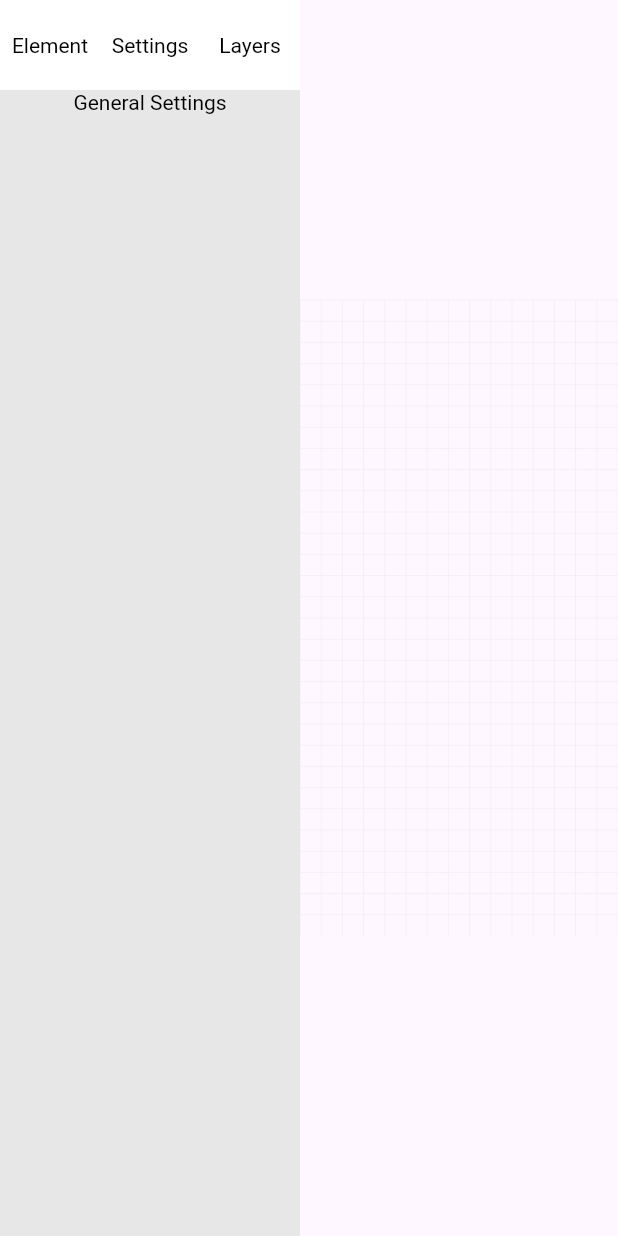
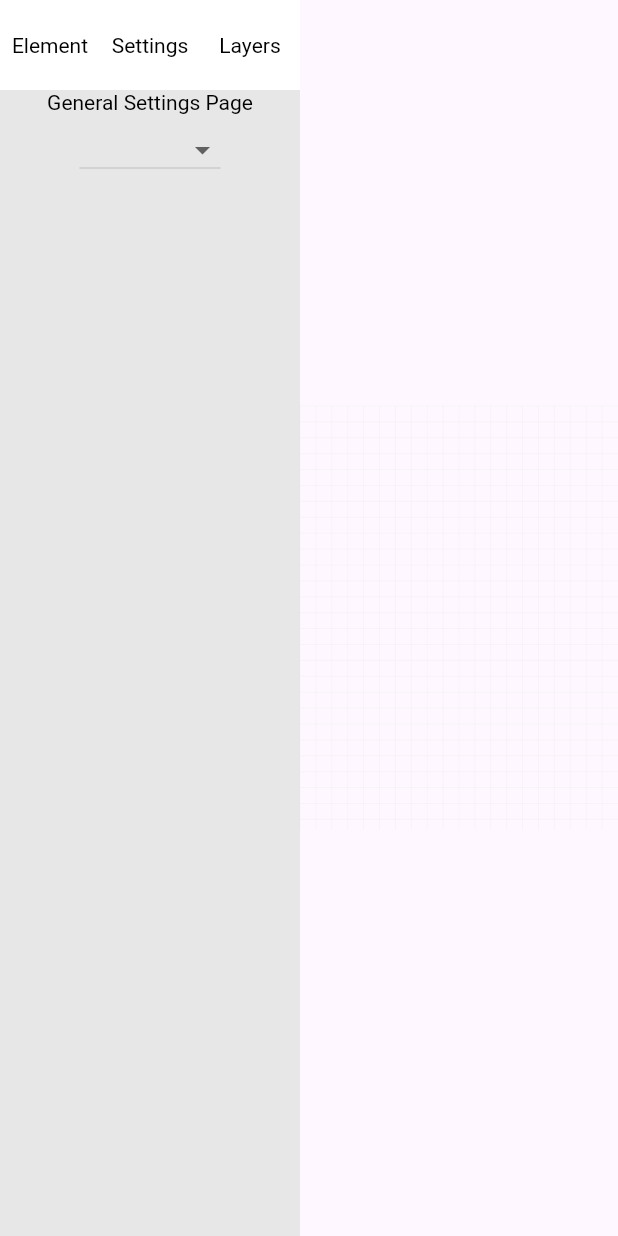
Before and after one commit to T0PC4T/rubric, a Flutter app: the screen it shows after launch, after a tap on "Settings", on a phone screen of 412 x 824 dp. Run offline on Flutter 3.47's test engine with Material 3 defaults, Android fonts, the phone set to English and light mode, and no system bars; our stand-ins replace freezed_annotation.

Commit message:
sidebar development

```diff
--- a/lib/src/models/editor.dart
+++ b/lib/src/models/editor.dart
@@ -8,17 +8,18 @@ part 'editor.g.dart';
 These models are dedicated to the editor state. This state does not affect the actual lesson being built but only the current users editing view.
  */
 enum GridSizes {
-  free(GridSizes.pageSize / 100),
-  small(GridSizes.pageSize / 20),
-  medium(GridSizes.pageSize / 15),
-  large(GridSizes.pageSize / 10),
-  extraLarge(GridSizes.pageSize / 5);
+  none("Free", GridSizes.pageSize / 100),
+  small("Small", GridSizes.pageSize / 50),
+  medium("Medium", GridSizes.pageSize / 20),
+  large("Large", GridSizes.pageSize / 15),
+  extraLarge("Extra Large", GridSizes.pageSize / 10);
 
-  static const double pageSize = 1000;
+  static const double pageSize = 1500;
 
   final double pixelsPerLine;
+  final String pretty;
 
-  const GridSizes(this.pixelsPerLine);
+  const GridSizes(this.pretty, this.pixelsPerLine);
 }
 
 @freezed
--- a/lib/src/rubric_editor/editor.dart
+++ b/lib/src/rubric_editor/editor.dart
@@ -34,6 +34,12 @@ class RubricEditorState extends State<RubricEditor> {
     // edits = edits.copyWith(
     //   selected: newElements.firstWhere((e) => e.id == element.id),
     // );
+  }
+
+  editEditor(CanvasEditingModel edits) {
+    setState(() {
+      this.edits = edits;
+    });
   }
 
   changeProperties(ElementModel element, Map<String, dynamic> newPropeties) {
--- a/lib/src/rubric_editor/sidebar/pages/general.dart
+++ b/lib/src/rubric_editor/sidebar/pages/general.dart
@@ -1,11 +1,32 @@
 import 'package:flutter/material.dart';
-import 'package:rubric/src/shared/atoms/text.dart';
+import 'package:rubric/rubric.dart';
+import 'package:rubric/src/models/editor.dart';
+import 'package:rubric/src/shared/shared.dart';
 
 class GeneralSettingsPageWidget extends StatelessWidget {
   const GeneralSettingsPageWidget({super.key});
 
   @override
   Widget build(BuildContext context) {
-    return RubricText("General Settings");
+    final editorState = RubricEditorState.depend(context);
+    return Column(
+      spacing: editorState.style.paddingUnit,
+      children: [
+        RubricText("General Settings Page"),
+        RubricDropdown(
+          items: [
+            for (var grid in GridSizes.values)
+              DropdownMenuItem(value: grid, child: Text(grid.pretty)),
+          ],
+          onChanged: (value) {
+            if (value case GridSizes value) {
+              editorState.editEditor(
+                editorState.edits.copyWith(gridSize: value),
+              );
+            }
+          },
+        ),
+      ],
+    );
   }
 }
--- a/lib/src/rubric_editor/sidebar/sidebar.dart
+++ b/lib/src/rubric_editor/sidebar/sidebar.dart
@@ -28,7 +28,6 @@ class RubricSideBarState extends State<RubricSideBar> {
   @override
   Widget build(BuildContext context) {
     final editorState = RubricEditorState.depend(context);
-    final tile = editorState.edits.gridSize.pixelsPerLine.toDouble();
     return Container(
       decoration: BoxDecoration(
         color: const Color.fromARGB(255, 231, 231, 231),
@@ -36,6 +35,7 @@ class RubricSideBarState extends State<RubricSideBar> {
       width: RubricSideBar.sideBarSize,
       height: double.infinity,
       child: Column(
+        crossAxisAlignment: CrossAxisAlignment.stretch,
         children: [
           Row(
             children: [
@@ -59,73 +59,3 @@ class RubricSideBarState extends State<RubricSideBar> {
     );
   }
 }
-
-// class RubricSidebarButton extends StatefulWidget {
-//   final ElementTypes type;
-//   final double width;
-
-//   const RubricSidebarButton({
-//     super.key,
-//     required this.type,
-//     required this.width,
-//   });
-
-//   @override
-//   State<RubricSidebarButton> createState() => _RubricSidebarButtonState();
-// }
-
-// class _RubricSidebarButtonState extends State<RubricSidebarButton> {
-//   bool hovered = false;
-
-//   @override
-//   Widget build(BuildContext context) {
-//     final editorState = RubricEditorState.depend(context);
-//     final style = RubricEditorStyle.of(context)!;
-//     final tile = editorState.edits.gridSize.pixelsPerLine.toDouble();
-//     return GestureDetector(
-//       onTap: () {
-//         final state = RubricEditorState.depend(context);
-//         state.addElementAndFocus(
-//           ElementModel(
-//             id: UniqueKey().toString(),
-//             type: widget.type,
-//             x: tile,
-//             y: tile * 4,
-//             width: tile,
-//             height: tile,
-//             properties:
-//                 BoxElementModel(
-//                   color: const Color.fromARGB(255, 114, 227, 255),
-//                 ).toJson(),
-//           ),
-//         );
-//       },
-
-//       child: MouseRegion(
-//         onEnter: (event) {
-//           setState(() {
-//             hovered = true;
-//           });
-//         },
-
-//         onExit: (event) {
-//           setState(() {
-//             hovered = false;
-//           });
-//         },
-
-//         child: Container(
-//           padding: EdgeInsets.all(15),
-//           // box decoration with border radisu
-//           color:
-//               hovered
-//                   ? Color.lerp(style.backgroundColor, style.primaryColor, 0.4)
-//                   : style.backgroundColor,
-//           width: widget.width,
-//           height: widget.width,
-//           child:
-//         ),
-//       ),
-//     );
-//   }
-// }
--- a/lib/src/rubric_editor/viewer/viewer.dart
+++ b/lib/src/rubric_editor/viewer/viewer.dart
@@ -162,6 +162,7 @@ class RubricEditorViewerState extends State<RubricEditorViewer> {
             onPointerHover: (event, result) {},
             key: ValueKey("ViewerStack"),
             children: [
+              if (editorState.edits.gridSize != GridSizes.none)
                 RubricPositioned(
                   key: ValueKey("background"),
                   height: double.infinity,
--- /dev/null
+++ b/lib/src/shared/molecules/dropdown.dart
@@ -0,0 +1,32 @@
+import 'package:flutter/material.dart';
+import 'package:rubric/src/rubric_editor/style.dart';
+
+class RubricDropdown<T> extends StatelessWidget {
+  final List<DropdownMenuItem<T>>? items;
+  final DropdownButtonBuilder? selectedItemBuilder;
+  final ValueChanged<T?>? onChanged;
+
+  const RubricDropdown({
+    this.items,
+    this.selectedItemBuilder,
+    this.onChanged,
+    super.key,
+  });
+
+  @override
+  Widget build(BuildContext context) {
+    final styles = RubricEditorStyle.of(context);
+    return DropdownButton<T>(
+      isDense: true,
+      borderRadius: BorderRadius.circular(styles.borderRadius),
+      items: items,
+      selectedItemBuilder: selectedItemBuilder,
+      onChanged: onChanged,
+      dropdownColor: styles.backgroundColor,
+      style: TextStyle(
+        color: styles.foregroundColor,
+        fontSize: styles.fontSize,
+      ),
+    );
+  }
+}
--- a/lib/src/shared/shared.dart
+++ b/lib/src/shared/shared.dart
@@ -1,2 +1,3 @@
 export './atoms/button.dart';
 export './atoms/text.dart';
+export 'molecules/dropdown.dart';
```
Also changed, not shown: lib/src/models/editor.g.dart. Lines whose indentation alone changed are shown as unchanged.
